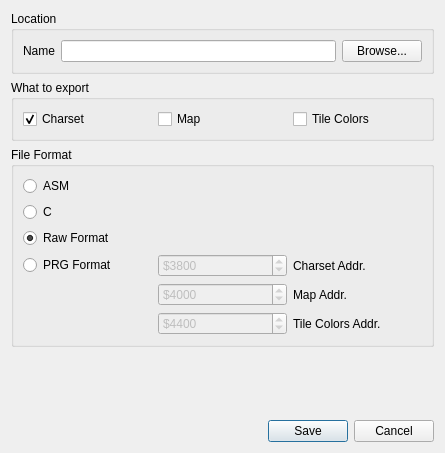
This is src/exportdialog.ui in ricardoquesada/vchar64 as Qt 5 draws it before an edit. The edited form follows.
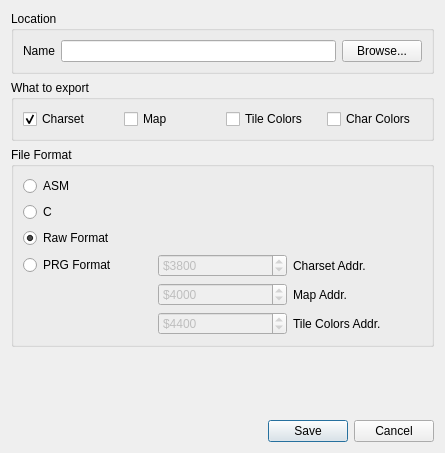
This is the edited form.

Commit message: Export tile colors and char colors as separate features

Diff of the .ui file:
```diff
--- a/src/exportdialog.ui
+++ b/src/exportdialog.ui
@@ -73,6 +73,16 @@
         </property>
        </widget>
       </item>
+      <item>
+       <widget class="QCheckBox" name="checkBox_charColors">
+        <property name="text">
+         <string>Char Colors</string>
+        </property>
+        <property name="toolTip">
+         <string>The per-map color areas (one color per map cell, like the C64 color RAM)</string>
+        </property>
+       </widget>
+      </item>
      </layout>
     </widget>
    </item>
```
Left out of the diff: 1 changed line with no effect on the pictures. The commit also changes 6 other files.
